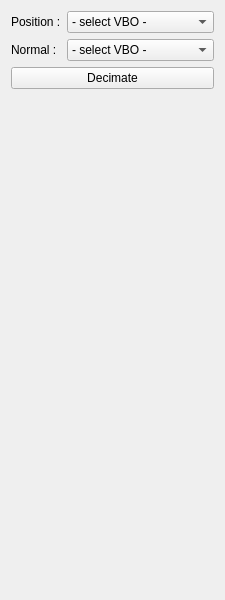
Qt form SCHNApps/Plugins/surface_radiance/forms/surface_radiance.ui (cgogn/CGoGN) before a commit.
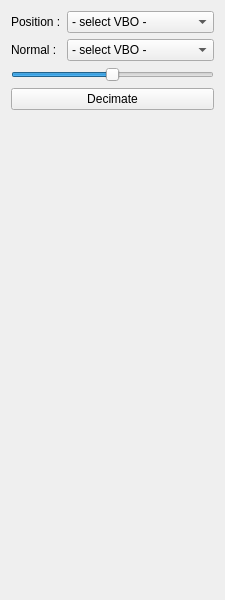
The same form after that commit.

Commit message: allow export meshes during the decimation in Radiance Plugin

The edit to the form file:
```diff
--- a/SCHNApps/Plugins/surface_radiance/forms/surface_radiance.ui
+++ b/SCHNApps/Plugins/surface_radiance/forms/surface_radiance.ui
@@ -14,7 +14,7 @@
    <string>Form</string>
   </property>
   <layout class="QGridLayout" name="gridLayout">
-   <item row="3" column="1">
+   <item row="4" column="1">
     <spacer name="verticalSpacer">
      <property name="orientation">
       <enum>Qt::Vertical</enum>
@@ -71,13 +71,26 @@
      </item>
     </widget>
    </item>
-   <item row="2" column="0" colspan="2">
+   <item row="3" column="0" colspan="2">
     <widget class="QPushButton" name="button_decimate">
      <property name="text">
       <string>Decimate</string>
      </property>
     </widget>
    </item>
+   <item row="2" column="0" colspan="2">
+    <widget class="QSlider" name="slider_decimationGoal">
+     <property name="maximum">
+      <number>100</number>
+     </property>
+     <property name="value">
+      <number>50</number>
+     </property>
+     <property name="orientation">
+      <enum>Qt::Horizontal</enum>
+     </property>
+    </widget>
+   </item>
   </layout>
  </widget>
  <resources/>
```
The commit also changes 7 other files.
